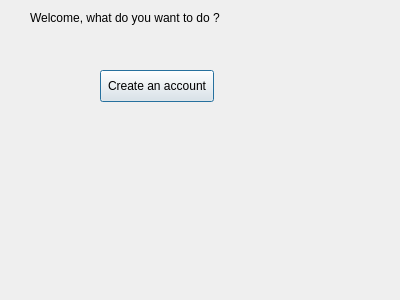
This is KCApp/startupdialog.ui in louvainlinux/KapCompta as Qt 5 draws it before an edit. The edited form follows.
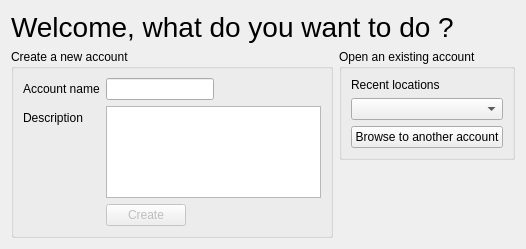
This is the edited form.

Commit message: more work on the startup dialog

```diff
--- a/KCApp/startupdialog.ui
+++ b/KCApp/startupdialog.ui
@@ -6,39 +6,108 @@
    <rect>
     <x>0</x>
     <y>0</y>
-    <width>400</width>
-    <height>300</height>
+    <width>526</width>
+    <height>249</height>
    </rect>
   </property>
   <property name="windowTitle">
    <string>Dialog</string>
   </property>
-  <widget class="QLabel" name="label">
-   <property name="geometry">
-    <rect>
-     <x>30</x>
-     <y>10</y>
-     <width>281</width>
-     <height>16</height>
-    </rect>
-   </property>
-   <property name="text">
-    <string>Welcome, what do you want to do ?</string>
-   </property>
-  </widget>
-  <widget class="QPushButton" name="pushButton">
-   <property name="geometry">
-    <rect>
-     <x>100</x>
-     <y>70</y>
-     <width>114</width>
-     <height>32</height>
-    </rect>
-   </property>
-   <property name="text">
-    <string>Create an account</string>
-   </property>
-  </widget>
+  <layout class="QGridLayout" name="gridLayout">
+   <item row="0" column="0" colspan="2">
+    <widget class="QLabel" name="label">
+     <property name="font">
+      <font>
+       <pointsize>21</pointsize>
+      </font>
+     </property>
+     <property name="text">
+      <string>Welcome, what do you want to do ?</string>
+     </property>
+    </widget>
+   </item>
+   <item row="1" column="0" rowspan="2">
+    <widget class="QGroupBox" name="groupBox">
+     <property name="title">
+      <string>Create a new account</string>
+     </property>
+     <layout class="QFormLayout" name="formLayout_2">
+      <property name="fieldGrowthPolicy">
+       <enum>QFormLayout::FieldsStayAtSizeHint</enum>
+      </property>
+      <item row="0" column="0">
+       <widget class="QLabel" name="label_2">
+        <property name="text">
+         <string>Account name</string>
+        </property>
+       </widget>
+      </item>
+      <item row="0" column="1">
+       <widget class="QLineEdit" name="accountName"/>
+      </item>
+      <item row="1" column="0">
+       <widget class="QLabel" name="label_3">
+        <property name="text">
+         <string>Description</string>
+        </property>
+       </widget>
+      </item>
+      <item row="1" column="1">
+       <widget class="QTextEdit" name="description"/>
+      </item>
+      <item row="2" column="1">
+       <widget class="QPushButton" name="create">
+        <property name="enabled">
+         <bool>false</bool>
+        </property>
+        <property name="text">
+         <string>Create</string>
+        </property>
+       </widget>
+      </item>
+     </layout>
+    </widget>
+   </item>
+   <item row="1" column="1">
+    <widget class="QGroupBox" name="groupBox_2">
+     <property name="title">
+      <string>Open an existing account</string>
+     </property>
+     <layout class="QVBoxLayout" name="verticalLayout">
+      <item>
+       <widget class="QLabel" name="label_4">
+        <property name="text">
+         <string>Recent locations</string>
+        </property>
+       </widget>
+      </item>
+      <item>
+       <widget class="QComboBox" name="recent"/>
+      </item>
+      <item>
+       <widget class="QPushButton" name="browse">
+        <property name="text">
+         <string>Browse to another account</string>
+        </property>
+       </widget>
+      </item>
+     </layout>
+    </widget>
+   </item>
+   <item row="2" column="1">
+    <spacer name="verticalSpacer">
+     <property name="orientation">
+      <enum>Qt::Vertical</enum>
+     </property>
+     <property name="sizeHint" stdset="0">
+      <size>
+       <width>20</width>
+       <height>40</height>
+      </size>
+     </property>
+    </spacer>
+   </item>
+  </layout>
  </widget>
  <resources/>
  <connections/>
```
Left out of the diff: 3 changed lines with no effect on the pictures. The commit also changes 5 other files.
